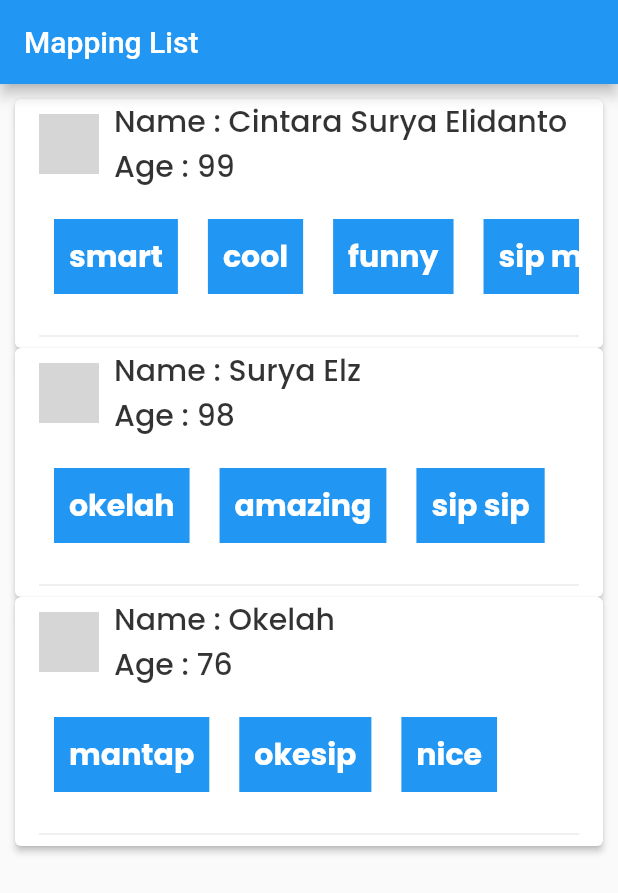
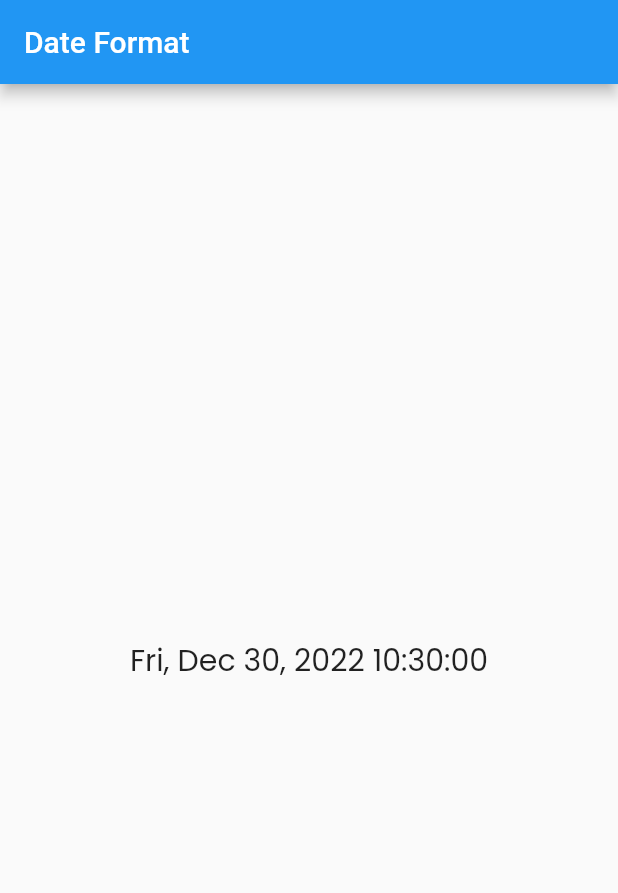
Before and after one commit to suryaelidanto/belajar-flutter, a Flutter app: the screen it shows after launch, on a phone screen of 412 x 824 dp. Shown: the top 893 px of the screen. Run offline on Flutter 3.47's test engine with Material 2 defaults, Android fonts, the phone set to English and light mode, and no system bars; grey boxes are pictures that could not be loaded.

Commit message:
result wowwo mantap

```diff
--- a/lib/main.dart
+++ b/lib/main.dart
@@ -1,116 +1,27 @@
-import 'dart:developer';
-
 import 'package:flutter/cupertino.dart';
 import 'package:flutter/material.dart';
-import 'package:flutter/rendering.dart';
+import 'package:intl/intl.dart';
 
 void main() {
-  runApp(MyApp());
+  runApp(MyApplication());
 }
 
-class MyApp extends StatelessWidget {
-  MyApp({super.key});
-
-  final List<Map<String, dynamic>> myList = [
-    {
-      "name": "Cintara Surya Elidanto",
-      "age": "99",
-      "genre": [
-        "smart",
-        "cool",
-        "funny",
-        "sip mantap",
-        "okelah",
-        "coba",
-        "123123",
-        "asdsad"
-      ]
-    },
-    {
-      "name": "Surya Elz",
-      "age": "98",
-      "genre": ["okelah", "amazing", "sip sip"]
-    },
-    {
-      "name": "Okelah",
-      "age": "76",
-      "genre": ["mantap", "okesip", "nice"]
-    },
-  ];
-
+class MyApplication extends StatelessWidget {
   @override
   Widget build(BuildContext context) {
     return MaterialApp(
       debugShowCheckedModeBanner: false,
       home: Scaffold(
-          appBar: AppBar(title: Text("Mapping List")),
-          body: ListView(
-            padding: EdgeInsets.all(10),
-            children: myList.map((data) {
-              List genre = data["genre"];
-              return ElevatedButton(
-                onPressed: () {
-                  log(data["name"]);
-                },
-                style: ElevatedButton.styleFrom(
-                    primary: Colors.white,
-                    onPrimary: Colors.black.withOpacity(0.8)),
-                child: Column(
-                  crossAxisAlignment: CrossAxisAlignment.start,
-                  children: [
-                    Row(
-                      children: [
-                        CircleAvatar(
-                            backgroundImage:
-                                NetworkImage("https://picsum.photos/200/300")),
-                        Container(
-                          margin: EdgeInsets.only(left: 10),
-                          child: Column(
-                            crossAxisAlignment: CrossAxisAlignment.start,
-                            children: [
-                              Text(
-                                "Name : ${data["name"]}",
-                                style: TextStyle(
-                                    fontSize: 20, fontFamily: "Poppins"),
+        appBar: AppBar(
+          title: Text("Date Format"),
         ),
-                              Text(
-                                "Age : ${data["age"]}",
-                                style: TextStyle(
-                                    fontSize: 20, fontFamily: "Poppins"),
-                              ),
-                            ],
+        body: Center(
+          child: Container(
+            child: Text(DateFormat.yMMMEd().add_Hms().format(DateTime.now()),
+                style: TextStyle(fontSize: 20, fontFamily: "Poppins")),
           ),
         ),
-                      ],
-                    ),
-                    Container(
-                      margin: EdgeInsets.symmetric(vertical: 20),
-                      child: SingleChildScrollView(
-                        scrollDirection: Axis.horizontal,
-                        child: Row(
-                            children: genre.map((genreItem) {
-                          return Container(
-                            margin: EdgeInsets.symmetric(horizontal: 10),
-                            color: Colors.blue,
-                            padding: EdgeInsets.all(10),
-                            child: Text(
-                              "${genreItem}",
-                              style: TextStyle(
-                                  fontSize: 20,
-                                  fontFamily: "Poppins",
-                                  fontWeight: FontWeight.bold,
-                                  color: Colors.white),
       ),
     );
-                        }).toList()),
-                      ),
-                    ),
-                    Divider(),
-                  ],
-                ),
-              );
-            }).toList(),
-          ),
-        ));
   }
 }
--- a/pubspec.yaml
+++ b/pubspec.yaml
@@ -33,6 +33,7 @@ dependencies:
     sdk: flutter
   faker: ^2.1.0
   flutter_launcher_icons: ^0.11.0
+  intl: ^0.18.0
 
   # The following adds the Cupertino Icons font to your application.
   # Use with the CupertinoIcons class for iOS style icons.
```
Also changed, not shown: pubspec.lock. Lines whose indentation alone changed are shown as unchanged.
